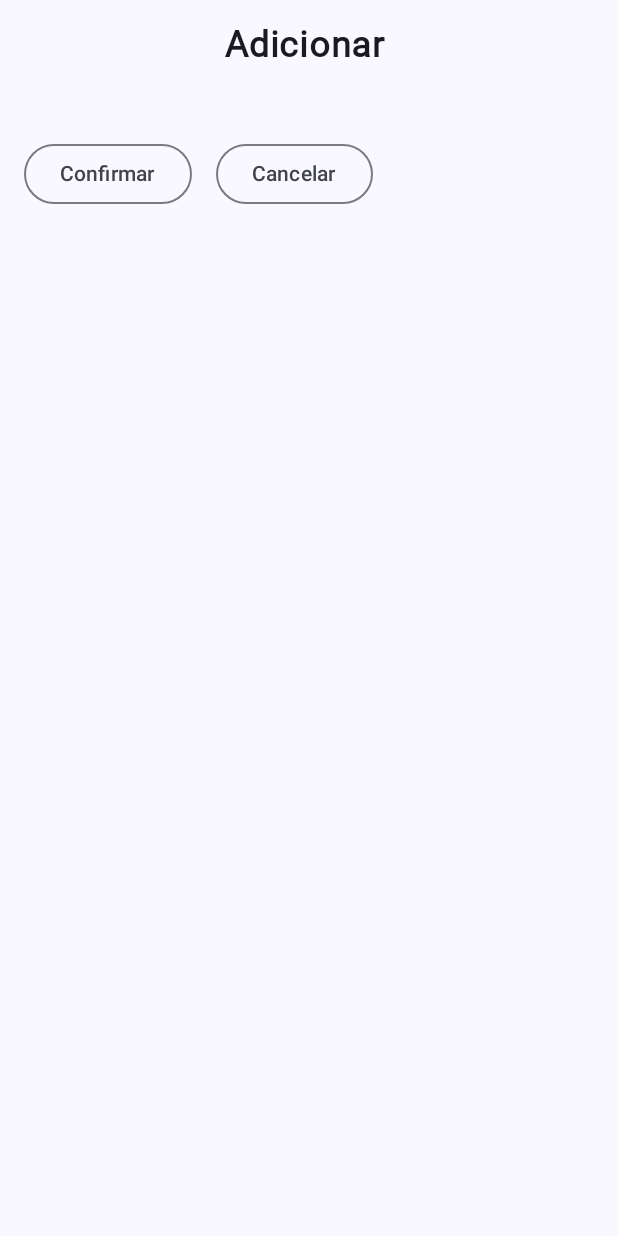
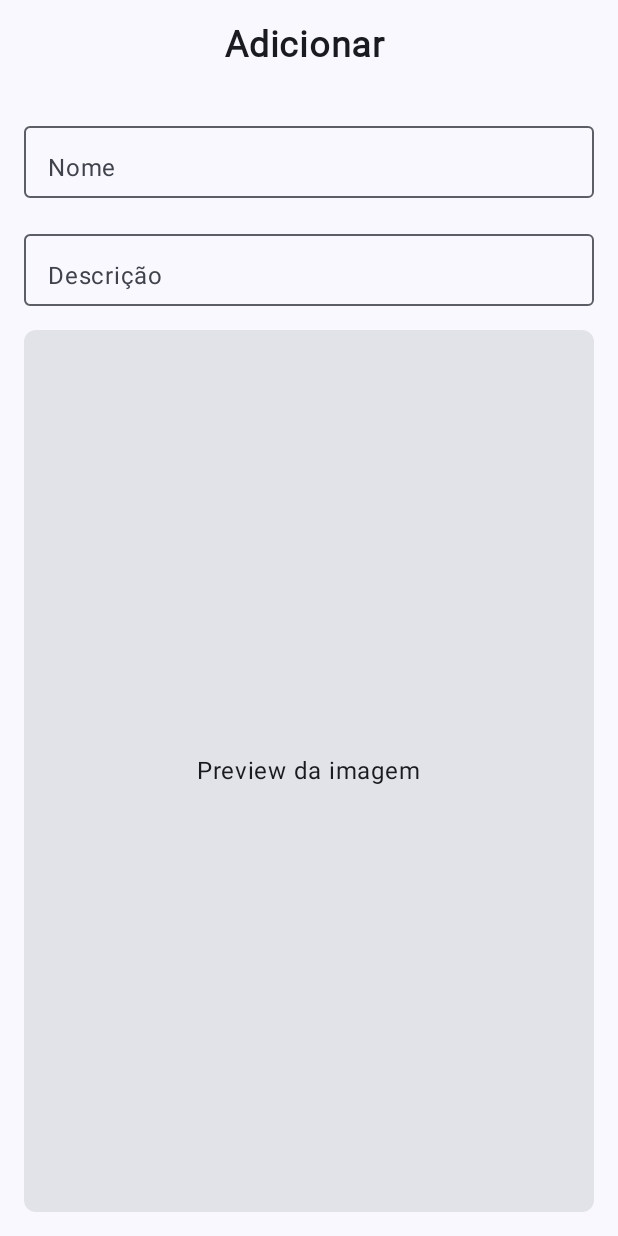
Before and after one commit to joaosantoss12/Tourists-Guide_Mobile-App, an Android app built with Jetpack Compose: the composable AddForm called with empty values, on a phone screen of 412 x 824 dp. Run offline under Robolectric (Android 15) with nearby library versions, the phone set to English and light mode, and no system bars; 1 statement that could not run was skipped.

Commit message:
Atualização do addFormScreen

```diff
--- a/app/src/main/java/pt/isec/a2020136093/amov/guiaturistico/AddFormScreen.kt
+++ b/app/src/main/java/pt/isec/a2020136093/amov/guiaturistico/AddFormScreen.kt
@@ -72,11 +72,48 @@ fun AddForm(
 
         Spacer(modifier = Modifier.height(16.dp))
 
-        when(tipo){
-            "Localização" -> {}
-            "Categoria" -> {}
-            "Local_Interesse" -> {}
+        OutlinedTextField(
+            value = "",
+            onValueChange = {},
+            label = { Text(text = "Nome") },
+            modifier = Modifier
+                .fillMaxWidth()
+                .height(56.dp)
+        )
+
+        Spacer(modifier = Modifier.height(16.dp))
+
+        OutlinedTextField(
+            value = "",
+            onValueChange = {},
+            label = { Text(text = "Descrição") },
+            modifier = Modifier
+                .fillMaxWidth()
+                .height(56.dp)
+        )
+
+        Spacer(modifier = Modifier.height(16.dp))
+
+        //cria um quadrado para o preview da imagem de galeria ou camera
+        Card(
+            shape = RoundedCornerShape(8.dp),
+            modifier = Modifier
+                .fillMaxSize()
+        ) {
+            Column(
+                modifier = Modifier
+                    .fillMaxSize()
+                    .padding(16.dp),
+                verticalArrangement = Arrangement.Center,
+                horizontalAlignment = Alignment.CenterHorizontally
+            ) {
+                Text(text = "Preview da imagem")
+            }
         }
+
+
+
+
 
         Spacer(modifier = Modifier.height(16.dp))
 
```
